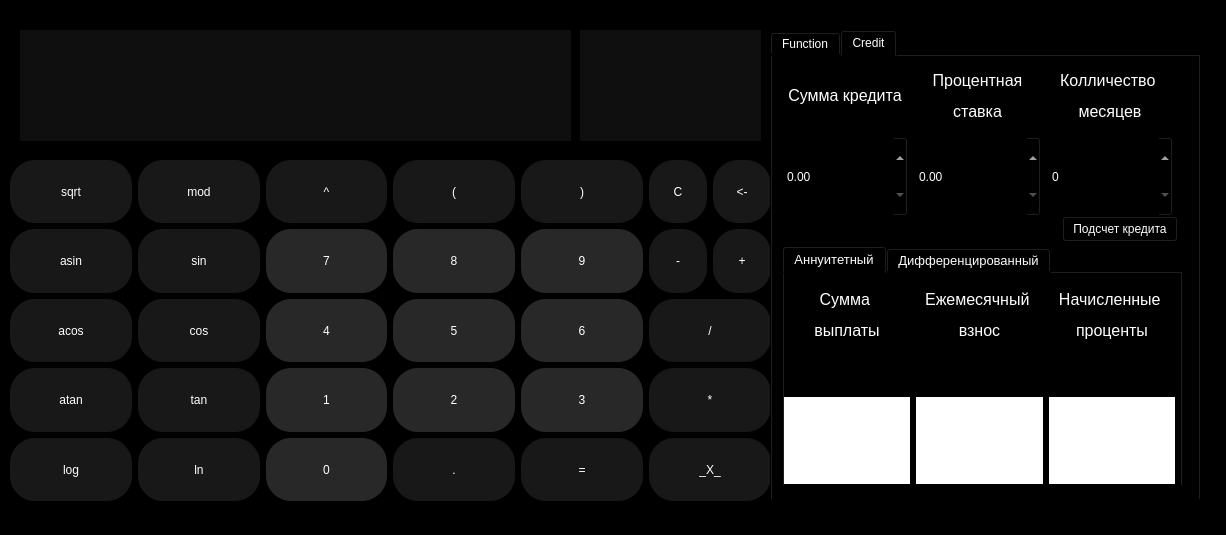
This is simple-calc/mainwindow.ui in VladimirKovalevus/simple-calc as Qt 5 draws it before an edit. The edited form follows.
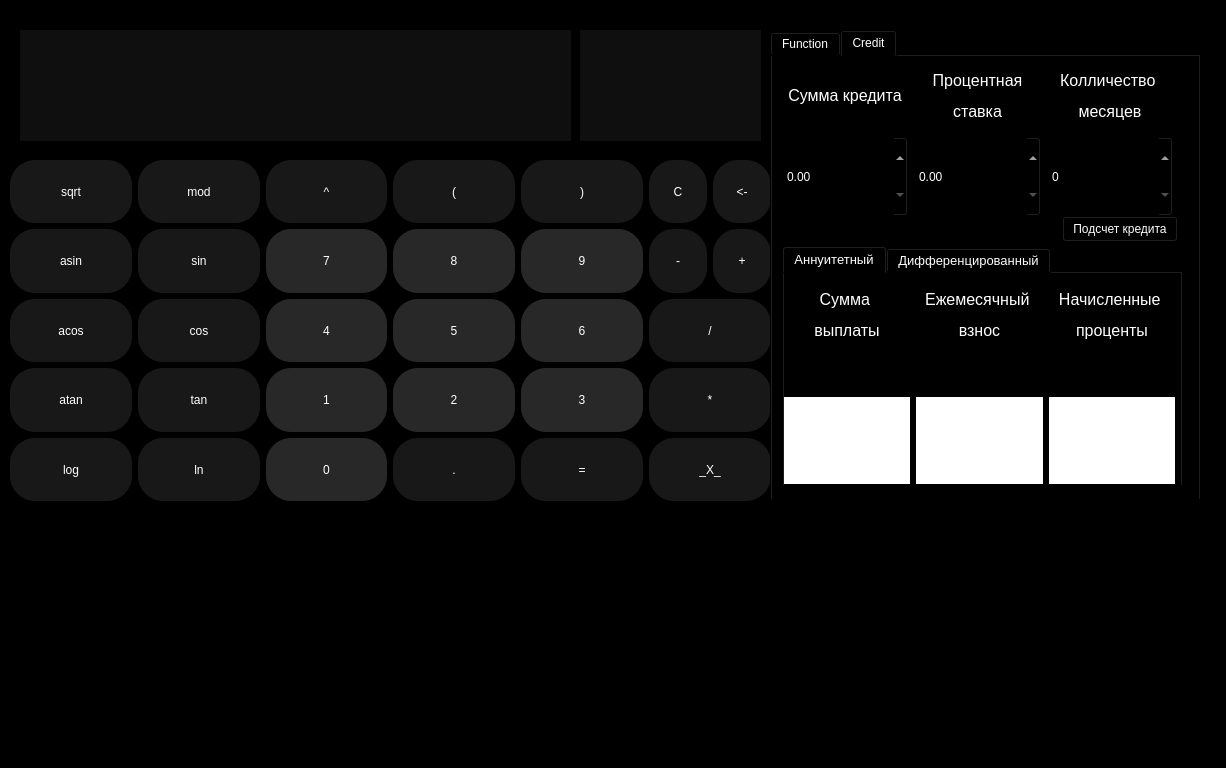
This is the edited form. Custom widgets are drawn as their Qt base class.

```diff
--- a/simple-calc/mainwindow.ui
+++ b/simple-calc/mainwindow.ui
@@ -7,7 +7,7 @@
     <x>0</x>
     <y>0</y>
     <width>1226</width>
-    <height>535</height>
+    <height>768</height>
    </rect>
   </property>
   <property name="windowTitle">
```
Left out of the diff: 46 changed lines with no effect on the pictures.
